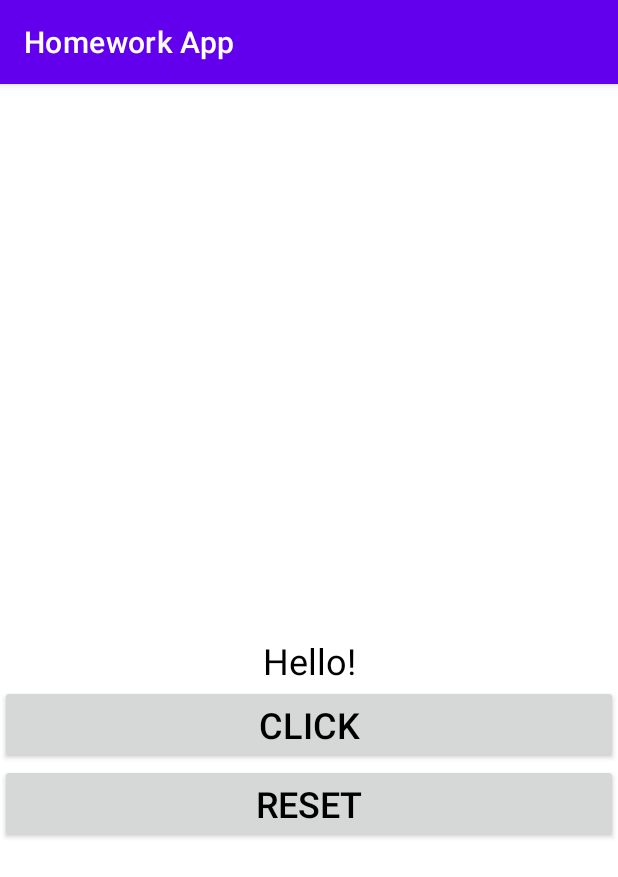
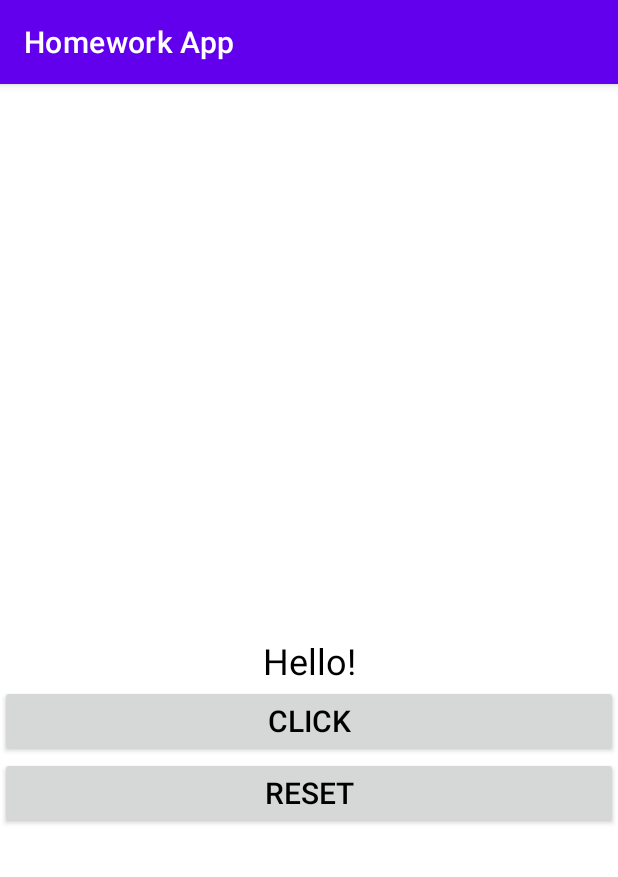
Before and after one commit to aidaiak/AyimPro-andr-hw, an Android app: the screen it shows after launch (MainActivity), on a phone screen of 412 x 824 dp. Shown: the top 877 px of the screen. Run offline under Robolectric (Android 15) with nearby library versions, the phone set to English and light mode, and no system bars.

Commit message:
hw9_Counter is completed

```diff
--- a/app/src/main/res/layout/activity_main.xml
+++ b/app/src/main/res/layout/activity_main.xml
@@ -16,26 +16,28 @@
         app:layout_constraintBottom_toBottomOf="parent"
         app:layout_constraintLeft_toLeftOf="parent"
         app:layout_constraintRight_toRightOf="parent"
-        app:layout_constraintTop_toTopOf="parent" />
+        app:layout_constraintTop_toTopOf="parent"
+        />
 
     <androidx.appcompat.widget.AppCompatButton
         android:id="@+id/btn1"
         android:layout_width="match_parent"
         android:layout_height="wrap_content"
         android:text="CLICK"
-        android:textSize="24sp"
         android:textColor="@color/black"
-        app:layout_constraintTop_toBottomOf="@id/txt1"/>
+        android:textSize="20sp"
+        app:layout_constraintBottom_toTopOf="@id/btn2"
+        app:layout_constraintTop_toBottomOf="@id/txt1"
+        tools:layout_editor_absoluteX="0dp" />
 
     <androidx.appcompat.widget.AppCompatButton
         android:id="@+id/btn2"
         android:layout_width="match_parent"
         android:layout_height="wrap_content"
         android:text="RESET"
-        android:textSize="24sp"
+        android:textSize="20sp"
         android:textColor="@color/black"
-        app:layout_constraintTop_toBottomOf="@id/btn1"/>
-
-
+        app:layout_constraintTop_toBottomOf="@id/btn1"
+        />
 
 </androidx.constraintlayout.widget.ConstraintLayout>
```
